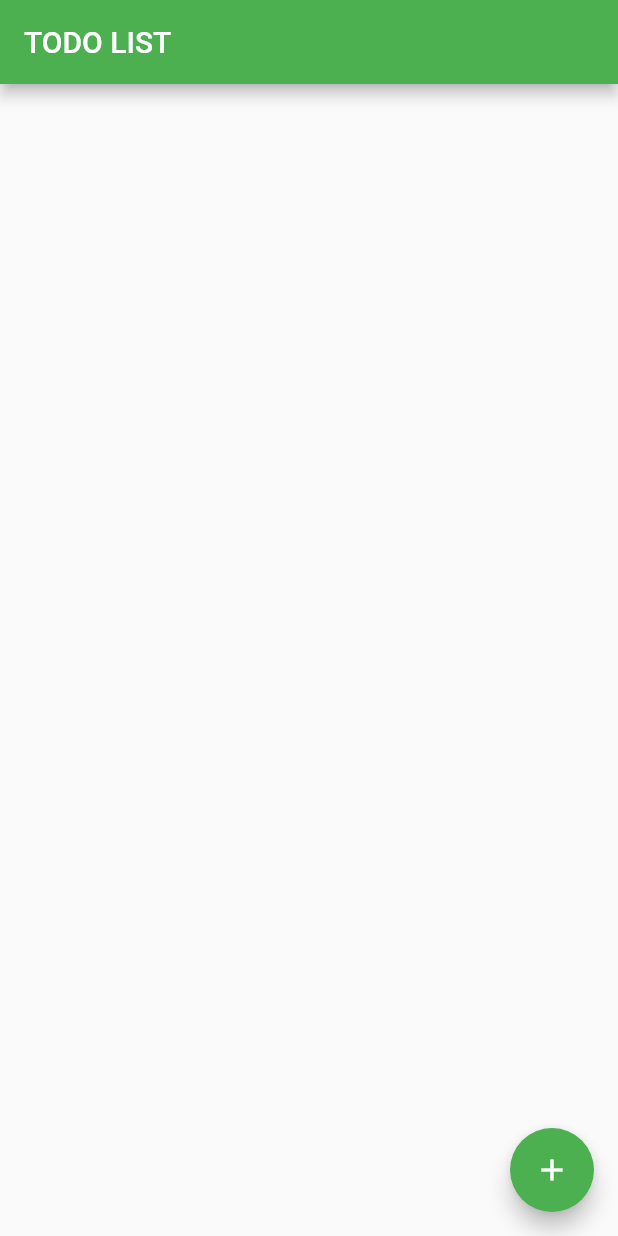
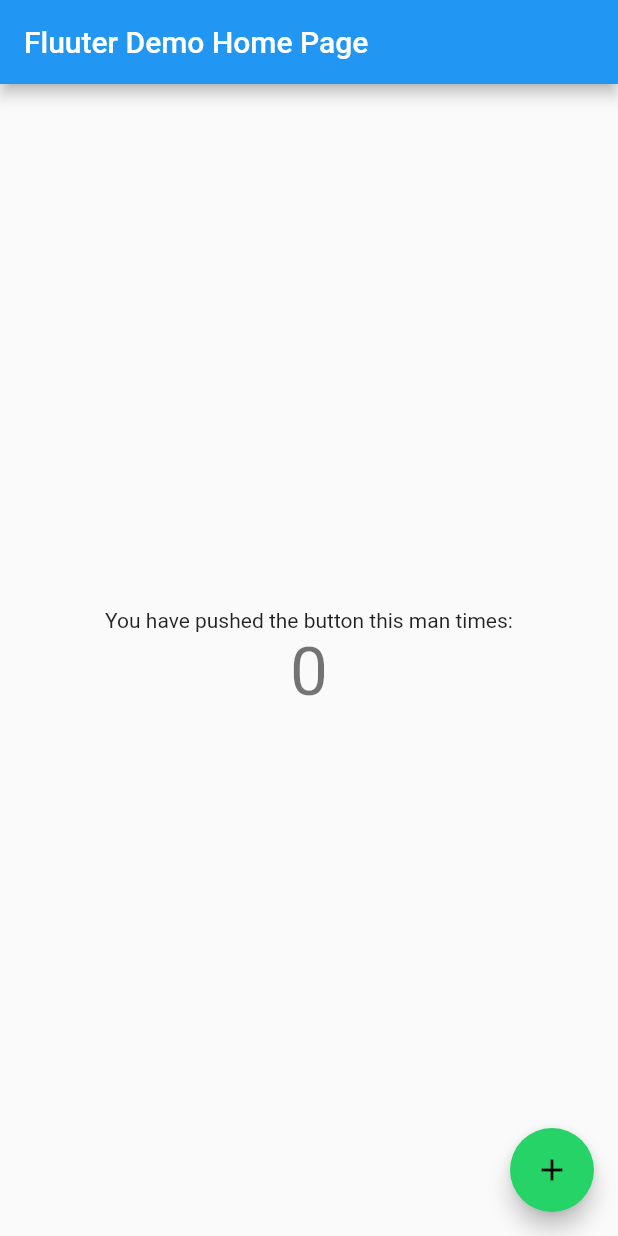
Before and after one commit to maro525/flutter_basics, a Flutter app: the screen it shows after launch, on a phone screen of 412 x 824 dp. Run offline on Flutter 3.47's test engine with Material 2 defaults, Android fonts, the phone set to English and light mode, and no system bars; our stand-ins replace flutter_slidable, shared_preferences.

Commit message:
add incremental app

```diff
--- /dev/null
+++ b/lib/IncrementalApp/home.dart
@@ -0,0 +1,55 @@
+import 'package:flutter/material.dart';
+
+class IncrementalApp extends StatefulWidget {
+  const IncrementalApp({Key? key}) : super(key: key);
+
+  @override
+  State<IncrementalApp> createState() => _IncrementalAppState();
+}
+
+
+class _IncrementalAppState extends State<IncrementalApp> {
+  int _counter = 0;
+
+  void _increment() {
+    setState(() {
+      _counter += 1;
+    });
+  }
+
+  @override
+  Widget build(BuildContext context) {
+    return Scaffold(
+      appBar: AppBar(title: Text('Fluuter Demo Home Page')),
+      body: Center(
+        child: Column(
+          mainAxisAlignment: MainAxisAlignment.center,
+          children: <Widget>[
+            Text('You have pushed the button this man times:'),
+            Text('$_counter', style: Theme.of(context).textTheme.displaySmall),
+          ],
+        ),
+      ),
+      floatingActionButton: Incrementer(increment:_increment),
+    );
+  }
+}
+
+class Incrementer extends StatefulWidget {
+  final Function() increment;
+  const Incrementer({Key? key, required this.increment}) : super(key: key);
+
+  @override
+  State<Incrementer> createState() => _IncrementerState();
+}
+
+class _IncrementerState extends State<Incrementer> {
+  @override
+  Widget build(BuildContext context) {
+    return FloatingActionButton(
+        onPressed: widget.increment,
+        tooltip: 'Increment',
+        child: Icon(Icons.add)
+    );
+  }
+}
--- a/lib/main.dart
+++ b/lib/main.dart
@@ -1,4 +1,5 @@
 import 'package:flutter/material.dart';
+import 'package:stock_record_app/IncrementalApp/home.dart';
 import 'package:stock_record_app/TodoApp/todo_home.dart';
 import 'package:stock_record_app/WhatsApp/whatsapp_home.dart';
 
@@ -10,7 +11,7 @@ class MyApp extends StatelessWidget {
     return MaterialApp(
         title: 'My Sample App',
         theme: ThemeData(primaryColor: new Color(0xff075E54), accentColor: new Color(0xff25D366),),
-        home: new TodoApp(),
+        home: new IncrementalApp(),
         debugShowCheckedModeBanner: false,
     );
   }
```
